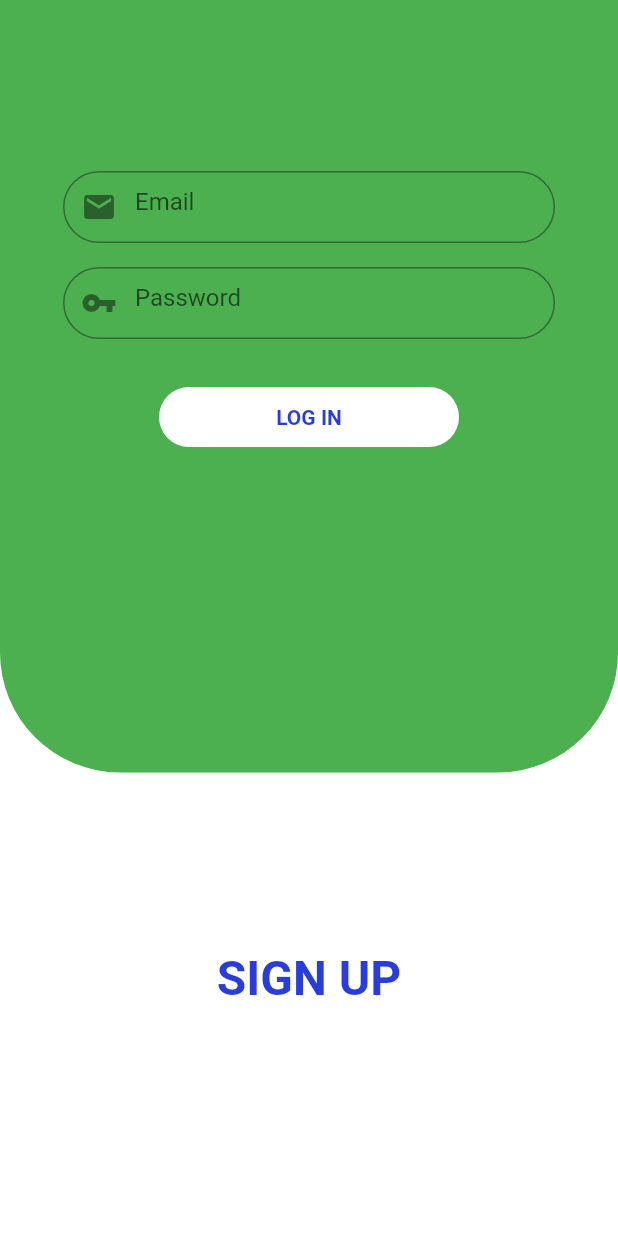
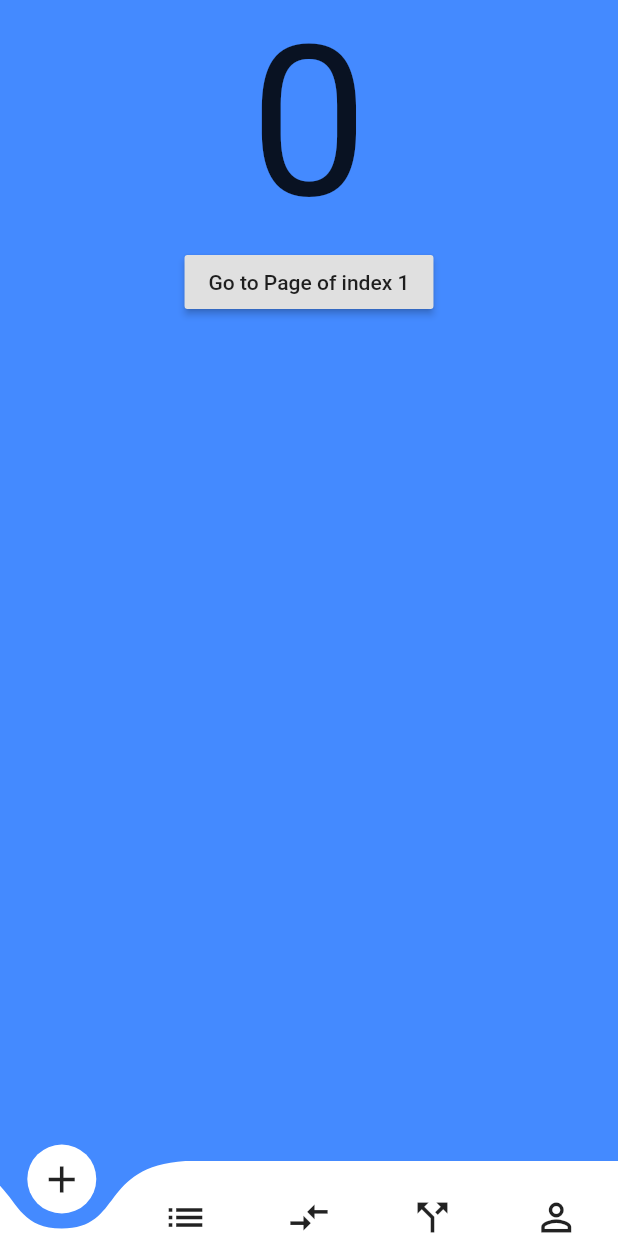
Before and after one commit to girish54321/flutter_ui, a Flutter app: the screen it shows after launch, on a phone screen of 412 x 824 dp. Run offline on Flutter 3.47's test engine with Material 2 defaults, Android fonts, the phone set to English and light mode, and no system bars; drawn by our look-alikes of curved_navigation_bar; our stand-ins replace carousel_slider, fancy_bottom_navigation, flutter_custom_clippers, font_awesome_flutter, line_icons.

Commit message:
adding curved botton bar

```diff
--- a/lib/main.dart
+++ b/lib/main.dart
@@ -1,5 +1,5 @@
 import 'package:flutter/material.dart';
-import 'src/pages/login_signup/sliding_login.dart';
+import 'src/bottomnavigationbar/curved_bottom_navigation_bar.dart';
 
 void main() => runApp(MyApp());
 
@@ -25,7 +25,8 @@ class MyApp extends StatelessWidget {
       // home: WhatsAppUi2(),
       // home: AppBarHome(),
       // home: FancyBottonNavigationBar(),
-      home: SlidingLogin(),
+      // home: SlidingLogin(),
+      home: CurvedBottonNavigationBar(),
     );
   }
 }
--- /dev/null
+++ b/lib/src/bottomnavigationbar/curved_bottom_navigation_bar.dart
@@ -0,0 +1,64 @@
+import 'package:curved_navigation_bar/curved_navigation_bar.dart';
+import 'package:flutter/material.dart';
+
+class CurvedBottonNavigationBar extends StatefulWidget {
+  @override
+  _CurvedBottonNavigationBarState createState() =>
+      _CurvedBottonNavigationBarState();
+}
+
+class _CurvedBottonNavigationBarState extends State<CurvedBottonNavigationBar> {
+  int _page = 0;
+  GlobalKey _bottonNavigationKey = GlobalKey();
+
+  @override
+  Widget build(BuildContext context) {
+    return Scaffold(
+      bottomNavigationBar: CurvedNavigationBar(
+        key: _bottonNavigationKey,
+        index: 0,
+        height: 50.0,
+        items: <Widget>[
+          Icon(Icons.add, size: 30),
+          Icon(Icons.list, size: 30),
+          Icon(Icons.compare_arrows, size: 30),
+          Icon(Icons.call_split, size: 30),
+          Icon(Icons.perm_identity, size: 30),
+        ],
+        color: Colors.white,
+        buttonBackgroundColor: Colors.white,
+        backgroundColor: Colors.blueAccent,
+        animationCurve: Curves.easeInOut,
+        animationDuration: Duration(microseconds: 600),
+        onTap: (index) {
+          setState(() {
+            _page = index;
+          });
+        },
+      ),
+      body: Container(
+        color: Colors.blueAccent,
+        child: Center(
+          child: Column(
+            children: <Widget>[
+              Text(
+                _page.toString(),
+                textScaleFactor: 10.0,
+              ),
+              RaisedButton(
+                child: Text('Go to Page of index 1'),
+                onPressed: () {
+                  final _CurvedBottonNavigationBarState navBarState =
+                      _bottonNavigationKey.currentState;
+                  navBarState.setPage(1);
+                },
+              )
+            ],
+          ),
+        ),
+      ),
+    );
+  }
+
+  void setPage(int i) {}
+}
--- a/pubspec.yaml
+++ b/pubspec.yaml
@@ -33,6 +33,7 @@ dev_dependencies:
   flutter_staggered_grid_view:
   line_icons:
   fancy_bottom_navigation:
+  curved_navigation_bar:
 
 
 # For information on the generic Dart part of this file, see the
```
Also changed, not shown: pubspec.lock, 1 other file.
